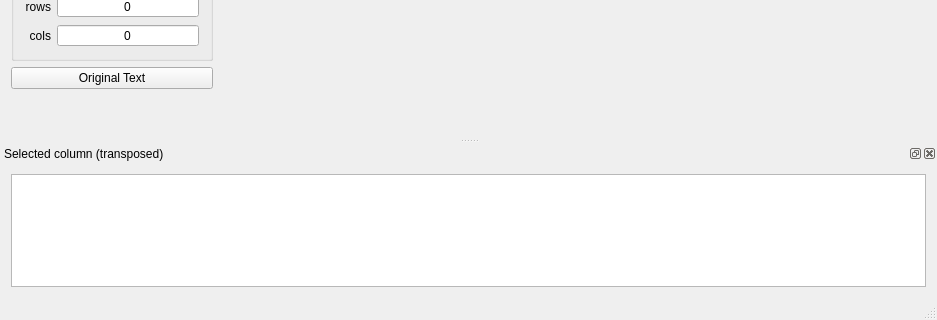
Above: mainwindow.ui from gurmaaan/DescriptorsView before the change; both pictures show x 0 to 937 and y 390 to 710 of the 937 by 710 pixel window. Below: the same form after it.
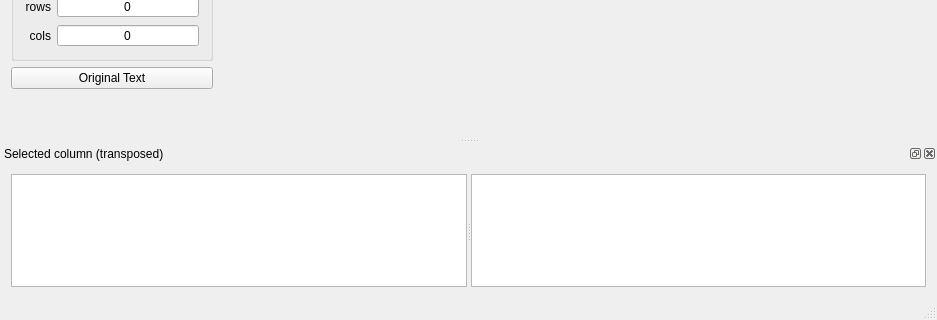
That is the form after the change. Icons and pictures are not drawn. Custom widgets are drawn as their Qt base class.

```diff
--- a/mainwindow.ui
+++ b/mainwindow.ui
@@ -68,9 +68,15 @@
     <number>8</number>
    </attribute>
    <widget class="QWidget" name="selectionContentWidget">
-    <layout class="QHBoxLayout" name="horizontalLayout_3">
+    <layout class="QVBoxLayout" name="verticalLayout_4">
      <item>
-      <widget class="QTextBrowser" name="textBrowser"/>
+      <widget class="QSplitter" name="splitter">
+       <property name="orientation">
+        <enum>Qt::Horizontal</enum>
+       </property>
+       <widget class="QTextBrowser" name="textBrowser"/>
+       <widget class="QTableView" name="tableSelectionView"/>
+      </widget>
      </item>
     </layout>
    </widget>
```
Left out of the diff: 4 changed lines with no effect on the pictures.
